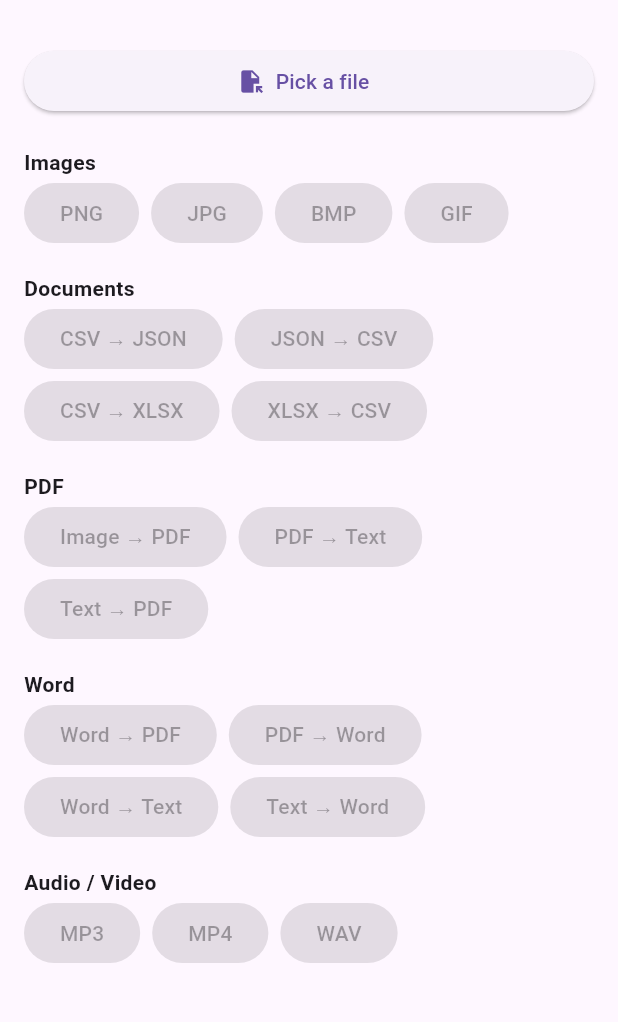
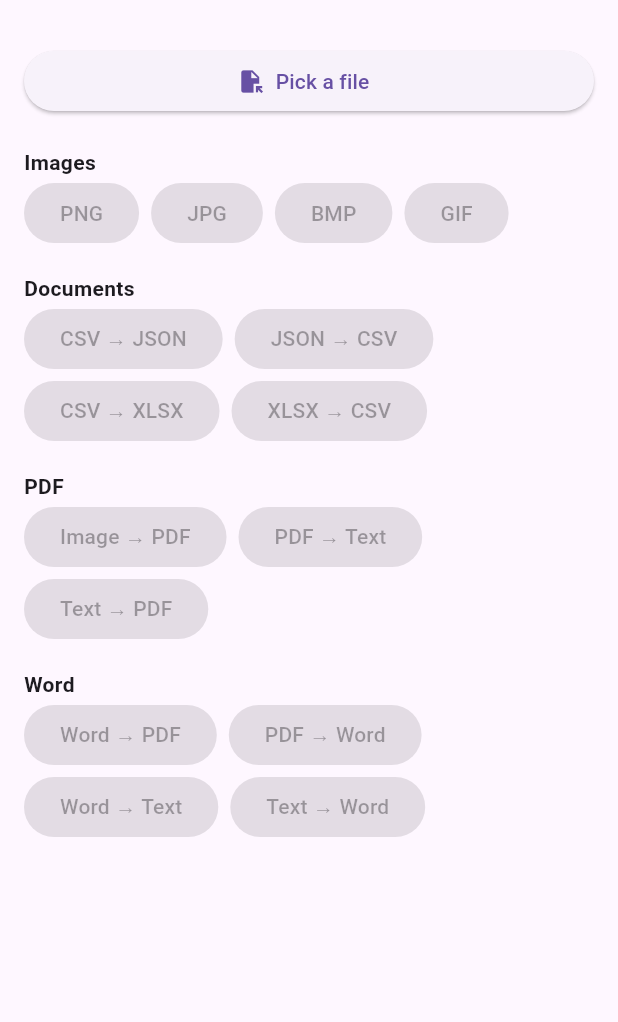
Before and after one commit to techy-Rishi/file_converter_app, a Flutter app: the screen it shows after launch, on a phone screen of 412 x 824 dp, the part 63-1085 px from its top. Run offline on Flutter 3.47's test engine with Material 3 defaults, Android fonts, the phone set to English and light mode, and no system bars; our stand-ins replace csv, file_picker, share_plus; missing offline and left inert: excel, ffmpeg_kit_flutter_new, syncfusion_flutter_pdf.

```diff
--- a/lib/main.dart
+++ b/lib/main.dart
@@ -5,7 +5,6 @@ import 'package:share_plus/share_plus.dart';
 
 import 'services/image_converter.dart';
 import 'services/document_converter.dart';
-import 'services/media_converter.dart';
 import 'services/pdf_converter.dart';
 import 'services/docx_converter.dart';
 
@@ -68,9 +67,6 @@ class _HomePageState extends State<HomePage> {
           break;
         case ConverterType.xlsxToCsv:
           output = await DocumentConverter.xlsxToCsv(_pickedFile!);
-          break;
-        case ConverterType.media:
-          output = await MediaConverter.convert(_pickedFile!, target);
           break;
         case ConverterType.imageToPdf:
           output = await PdfConverter.imagesToPdf([_pickedFile!]);
@@ -155,13 +151,6 @@ class _HomePageState extends State<HomePage> {
               _btn('Word → Text', () => _convertTo('', ConverterType.wordToText)),
               _btn('Text → Word', () => _convertTo('', ConverterType.textToWord)),
             ]),
-            const SizedBox(height: 16),
-            const Text('Audio / Video', style: TextStyle(fontWeight: FontWeight.bold)),
-            Wrap(spacing: 8, children: [
-              _btn('MP3', () => _convertTo('mp3', ConverterType.media)),
-              _btn('MP4', () => _convertTo('mp4', ConverterType.media)),
-              _btn('WAV', () => _convertTo('wav', ConverterType.media)),
-            ]),
             const SizedBox(height: 24),
             if (_busy) const CircularProgressIndicator(),
             if (_status != null) Text(_status!),
@@ -185,7 +174,6 @@ enum ConverterType {
   jsonToCsv,
   csvToXlsx,
   xlsxToCsv,
-  media,
   imageToPdf,
   pdfToText,
   textToPdf,
```
